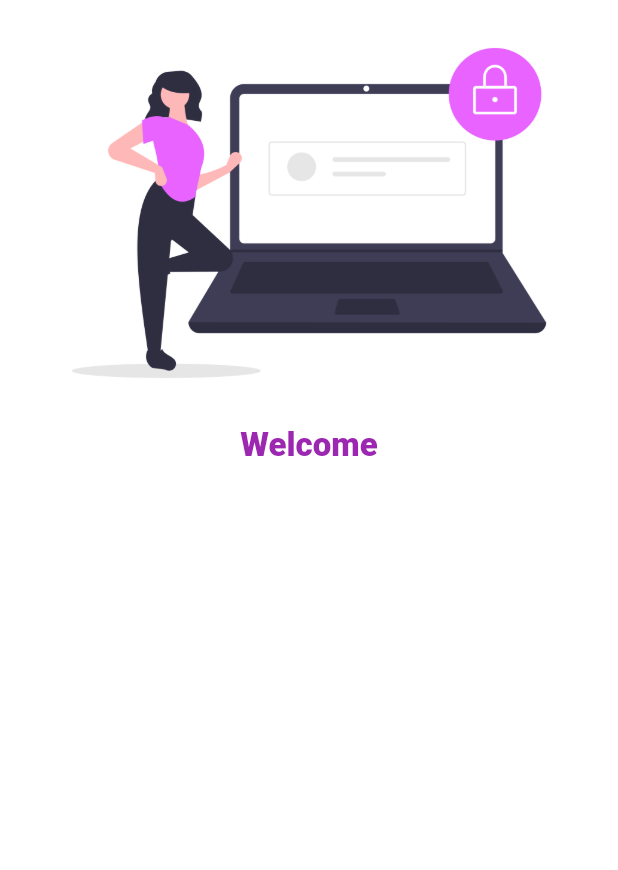
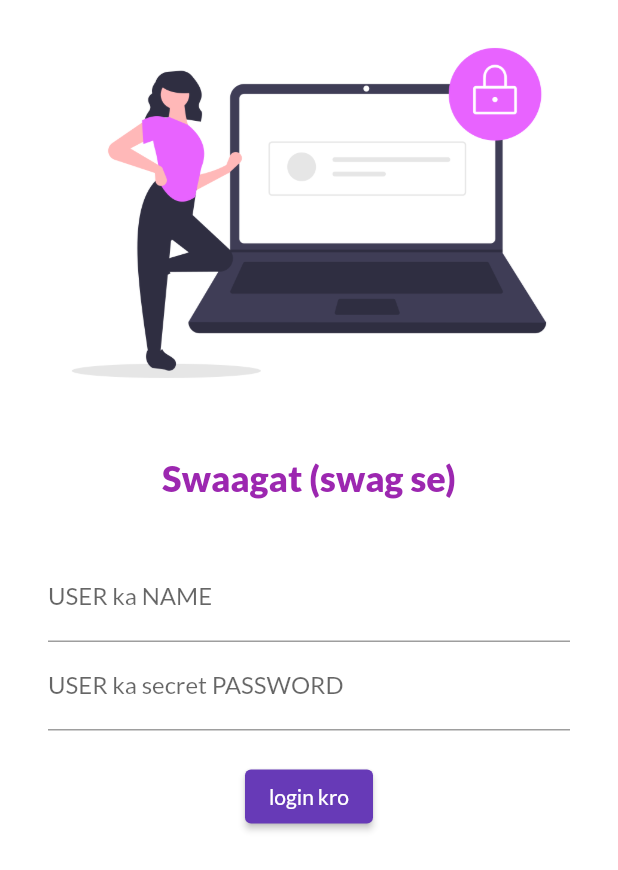
Before and after one commit to naman1208inspiron/LearningFlutter, a Flutter app: the screen it shows after launch, on a phone screen of 412 x 824 dp. Shown: the top 870 px of the screen. Run offline on Flutter 3.47's test engine with Material 2 defaults, Android fonts, the light colour scheme and no system bars; our stand-ins replace google_fonts; missing offline and left inert: dart:html.

Commit message:
day4 completed

```diff
--- a/lib/main.dart
+++ b/lib/main.dart
@@ -1,7 +1,7 @@
 import 'package:flutter/material.dart';
 import 'package:flutter_console/pages/home_page.dart';
 import 'package:flutter_console/pages/login_page.dart';
-// import 'package:google_fonts/google_fonts.dart';
+import 'package:google_fonts/google_fonts.dart';
 
 void main() {
   // --> entry point
@@ -20,8 +20,9 @@ class MyApp extends StatelessWidget {
       // return m app deni padti hai .. may be widget app, material app or cupertino app
       // home: Homepage(),
       themeMode: ThemeMode.light,
-      theme: ThemeData(primarySwatch: Colors.deepPurple),
-      // primaryTextTheme: GoogleFonts.aBeeZeeTextTheme()),
+      theme: ThemeData(
+          primarySwatch: Colors.deepPurple,
+          fontFamily: GoogleFonts.lato().fontFamily),
       darkTheme: ThemeData(brightness: Brightness.dark),
       // intitalroute se bhi starting page specify kr skte hai.
       // initialRoute: "/home",
--- a/lib/pages/home_page.dart
+++ b/lib/pages/home_page.dart
@@ -1,5 +1,4 @@
 import 'package:flutter/material.dart';
-
 
 class Homepage extends StatelessWidget {
   final int days = 30;
--- a/lib/pages/login_page.dart
+++ b/lib/pages/login_page.dart
@@ -1,3 +1,5 @@
+import 'dart:html';
+
 import 'package:flutter/material.dart';
 
 class LoginPage extends StatelessWidget {
@@ -10,14 +12,49 @@ class LoginPage extends StatelessWidget {
       child: Column(
         children: [
           Image.asset("assets/images/login_page.png", fit: BoxFit.cover),
-          Text(
-            "Welcome",
+          const SizedBox(
+            // here it is used to give space bw the image and the text. using of padding in such case is avoided
+            height: 20.0,
+            // child: Text("naman"),
+          ),
+          const Text(
+            "Swaagat (swag se)",
             style: TextStyle(
-                fontSize: 22,
-                color: Colors.purple,
-                fontWeight: FontWeight.w900,
+              fontSize: 24,
+              color: Colors.purple,
+              fontWeight: FontWeight.w900,
+            ),
+          ),
+          const SizedBox(
+            height: 20.0,
+          ),
+          Padding(
+            padding: const EdgeInsets.symmetric(vertical: 16, horizontal: 32),
+            child: Column(children: [
+              TextFormField(
+                decoration: const InputDecoration(
+                  hintText: "enter username",
+                  labelText: "USER ka NAME",
                 ),
-          )
+              ),
+              TextFormField(
+                obscureText: true,
+                decoration: const InputDecoration(
+                  hintText: "enter password",
+                  labelText: "USER ka secret PASSWORD",
+                ),
+              ),
+              const SizedBox(
+                height: 20.0,
+              ),
+              ElevatedButton(
+                  onPressed: () {
+
+                  },
+                  style: TextButton.styleFrom(),
+                  child: const Text("login kro")),
+            ]),
+          ),
         ],
       ),
 
```
